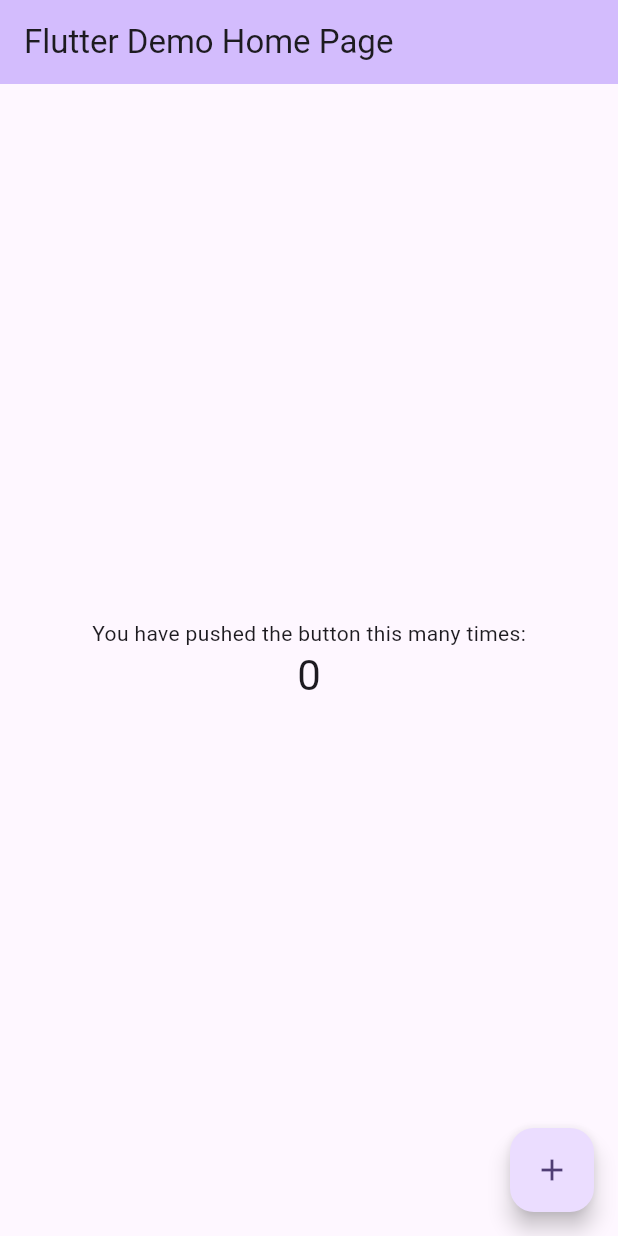
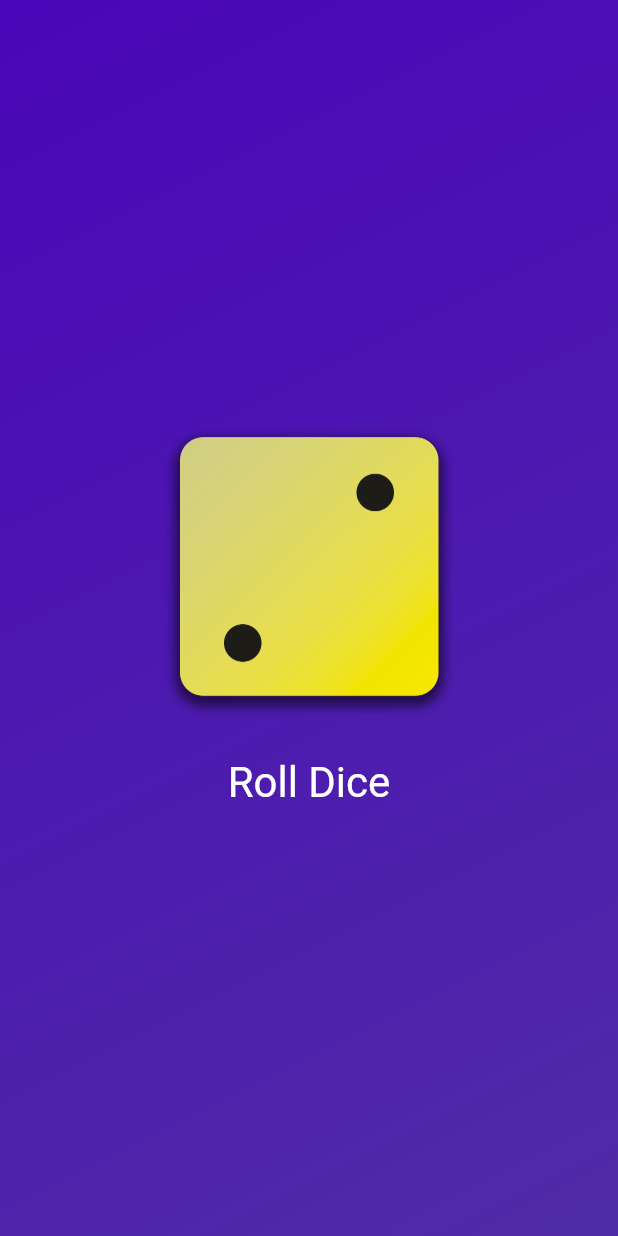
Before and after one commit to KMHtet/first_flutter, a Flutter app: the screen it shows after launch, on a phone screen of 412 x 824 dp. Run offline on Flutter 3.47's test engine with Material 3 defaults, Android fonts, the phone set to English and light mode, and no system bars.

Commit message:
dice roller app

```diff
--- /dev/null
+++ b/lib/dice_roller.dart
@@ -0,0 +1,50 @@
+import 'dart:math';
+
+import 'package:flutter/material.dart';
+
+final randomizer = Random();
+
+class DiceRoller extends StatefulWidget {
+
+  const DiceRoller({super.key});
+
+  @override
+  State<DiceRoller> createState() {
+    return _DiceRollerState();
+  }
+}
+
+class _DiceRollerState extends State<DiceRoller> {
+
+  var currentDiceRoll = 2;
+
+  void rollDice() {
+    setState(() {
+      currentDiceRoll = randomizer.nextInt(6) + 1;
+    });
+  }
+
+  @override
+  Widget build(BuildContext context) {
+    return Column(
+          mainAxisSize: MainAxisSize.min,
+          children: [
+            Image.asset(
+              'assets/images/dice-$currentDiceRoll.png',
+              width: 200,
+            ),
+            // const StyledText('Display Image here'),
+            const SizedBox(
+              height: 20,
+            ),
+            TextButton(
+                onPressed: rollDice,
+                style: TextButton.styleFrom(
+                  foregroundColor: Colors.white,
+                  textStyle: const TextStyle(fontSize: 28),
+                ),
+                child: const Text('Roll Dice'))
+          ],
+        );
+  }
+}
--- /dev/null
+++ b/lib/gradient_container.dart
@@ -0,0 +1,25 @@
+import 'package:first_flutter_app/dice_roller.dart';
+import 'package:flutter/material.dart';
+
+class GradientContainer extends StatelessWidget {
+  const GradientContainer(this.colors, {super.key});
+
+  final List<Color> colors;
+
+  @override
+  Widget build(BuildContext context) {
+    return Container(
+      decoration: BoxDecoration(
+        gradient: LinearGradient(
+          colors: colors,
+          begin: Alignment.topLeft,
+          end: Alignment.bottomRight,
+        ),
+      ),
+      child: const Center(
+        // child: StyledText('Display Image here'),
+        child: DiceRoller(),
+      ),
+    );
+  }
+}
--- a/lib/main.dart
+++ b/lib/main.dart
@@ -1,125 +1,15 @@
+import 'package:first_flutter_app/gradient_container.dart';
 import 'package:flutter/material.dart';
 
 void main() {
-  runApp(const MyApp());
+  runApp(
+    const MaterialApp(
+      home: Scaffold(
+          backgroundColor: Color.fromRGBO(96, 125, 139, 1),
+          body: GradientContainer([
+            Color.fromARGB(255, 74, 6, 185),
+            Color.fromARGB(255, 79, 44, 167)
+          ])),
+    ),
+  );
 }
-
-class MyApp extends StatelessWidget {
-  const MyApp({super.key});
-
-  // This widget is the root of your application.
-  @override
-  Widget build(BuildContext context) {
-    return MaterialApp(
-      title: 'Flutter Demo',
-      theme: ThemeData(
-        // This is the theme of your application.
-        //
-        // TRY THIS: Try running your application with "flutter run". You'll see
-        // the application has a blue toolbar. Then, without quitting the app,
-        // try changing the seedColor in the colorScheme below to Colors.green
-        // and then invoke "hot reload" (save your changes or press the "hot
-        // reload" button in a Flutter-supported IDE, or press "r" if you used
-        // the command line to start the app).
-        //
-        // Notice that the counter didn't reset back to zero; the application
-        // state is not lost during the reload. To reset the state, use hot
-        // restart instead.
-        //
-        // This works for code too, not just values: Most code changes can be
-        // tested with just a hot reload.
-        colorScheme: ColorScheme.fromSeed(seedColor: Colors.deepPurple),
-        useMaterial3: true,
-      ),
-      home: const MyHomePage(title: 'Flutter Demo Home Page'),
-    );
-  }
-}
-
-class MyHomePage extends StatefulWidget {
-  const MyHomePage({super.key, required this.title});
-
-  // This widget is the home page of your application. It is stateful, meaning
-  // that it has a State object (defined below) that contains fields that affect
-  // how it looks.
-
-  // This class is the configuration for the state. It holds the values (in this
-  // case the title) provided by the parent (in this case the App widget) and
-  // used by the build method of the State. Fields in a Widget subclass are
-  // always marked "final".
-
-  final String title;
-
-  @override
-  State<MyHomePage> createState() => _MyHomePageState();
-}
-
-class _MyHomePageState extends State<MyHomePage> {
-  int _counter = 0;
-
-  void _incrementCounter() {
-    setState(() {
-      // This call to setState tells the Flutter framework that something has
-      // changed in this State, which causes it to rerun the build method below
-      // so that the display can reflect the updated values. If we changed
-      // _counter without calling setState(), then the build method would not be
-      // called again, and so nothing would appear to happen.
-      _counter++;
-    });
-  }
-
-  @override
-  Widget build(BuildContext context) {
-    // This method is rerun every time setState is called, for instance as done
-    // by the _incrementCounter method above.
-    //
-    // The Flutter framework has been optimized to make rerunning build methods
-    // fast, so that you can just rebuild anything that needs updating rather
-    // than having to individually change instances of widgets.
-    return Scaffold(
-      appBar: AppBar(
-        // TRY THIS: Try changing the color here to a specific color (to
-        // Colors.amber, perhaps?) and trigger a hot reload to see the AppBar
-        // change color while the other colors stay the same.
-        backgroundColor: Theme.of(context).colorScheme.inversePrimary,
-        // Here we take the value from the MyHomePage object that was created by
-        // the App.build method, and use it to set our appbar title.
-        title: Text(widget.title),
-      ),
-      body: Center(
-        // Center is a layout widget. It takes a single child and positions it
-        // in the middle of the parent.
-        child: Column(
-          // Column is also a layout widget. It takes a list of children and
-          // arranges them vertically. By default, it sizes itself to fit its
-          // children horizontally, and tries to be as tall as its parent.
-          //
-          // Column has various properties to control how it sizes itself and
-          // how it positions its children. Here we use mainAxisAlignment to
-          // center the children vertically; the main axis here is the vertical
-          // axis because Columns are vertical (the cross axis would be
-          // horizontal).
-          //
-          // TRY THIS: Invoke "debug painting" (choose the "Toggle Debug Paint"
-          // action in the IDE, or press "p" in the console), to see the
-          // wireframe for each widget.
-          mainAxisAlignment: MainAxisAlignment.center,
-          children: <Widget>[
-            const Text(
-              'You have pushed the button this many times:',
-            ),
-            Text(
-              '$_counter',
-              style: Theme.of(context).textTheme.headlineMedium,
-            ),
-          ],
-        ),
-      ),
-      floatingActionButton: FloatingActionButton(
-        onPressed: _incrementCounter,
-        tooltip: 'Increment',
-        child: const Icon(Icons.add),
-      ), // This trailing comma makes auto-formatting nicer for build methods.
-    );
-  }
-}
```
Also changed, not shown: lib/styled_text.dart (added, +20 -0 lines), pubspec.yaml (+7 -3 lines), assets/images/dice-1.png (added), assets/images/dice-2.png (added), assets/images/dice-3.png (added), assets/images/dice-4.png (added), assets/images/dice-5.png (added), assets/images/dice-6.png (added), 3 other files.
